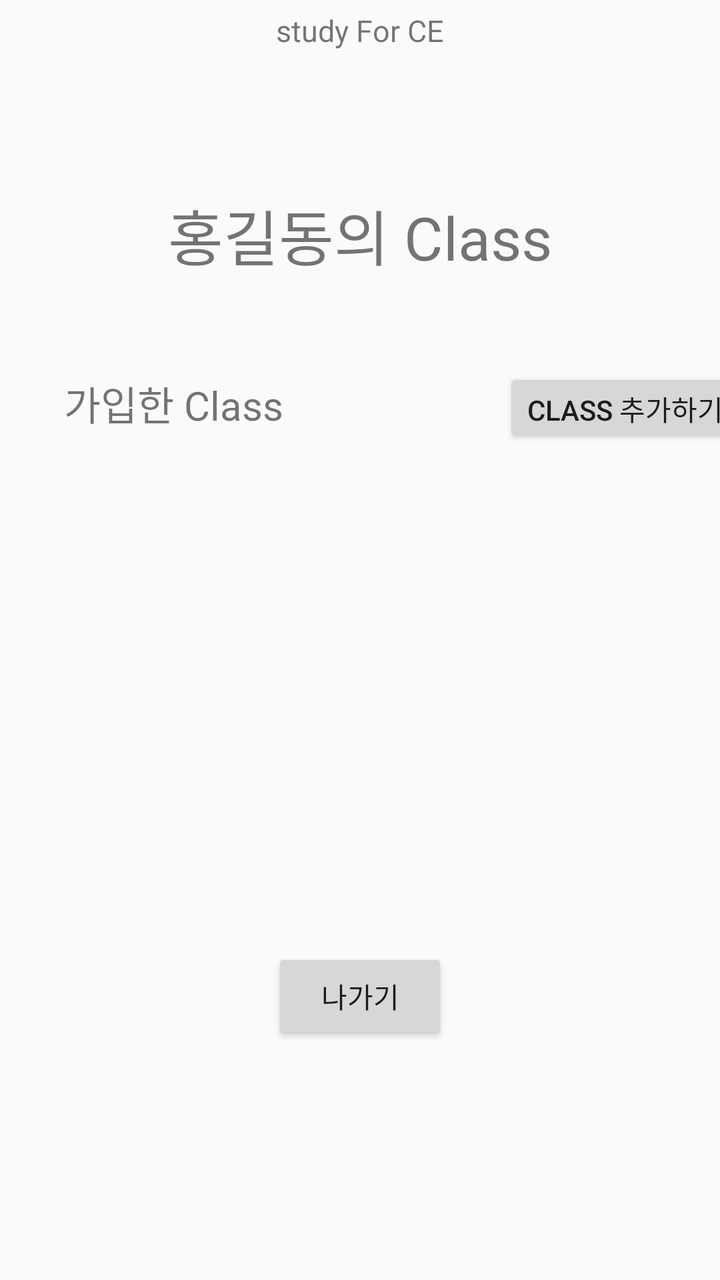
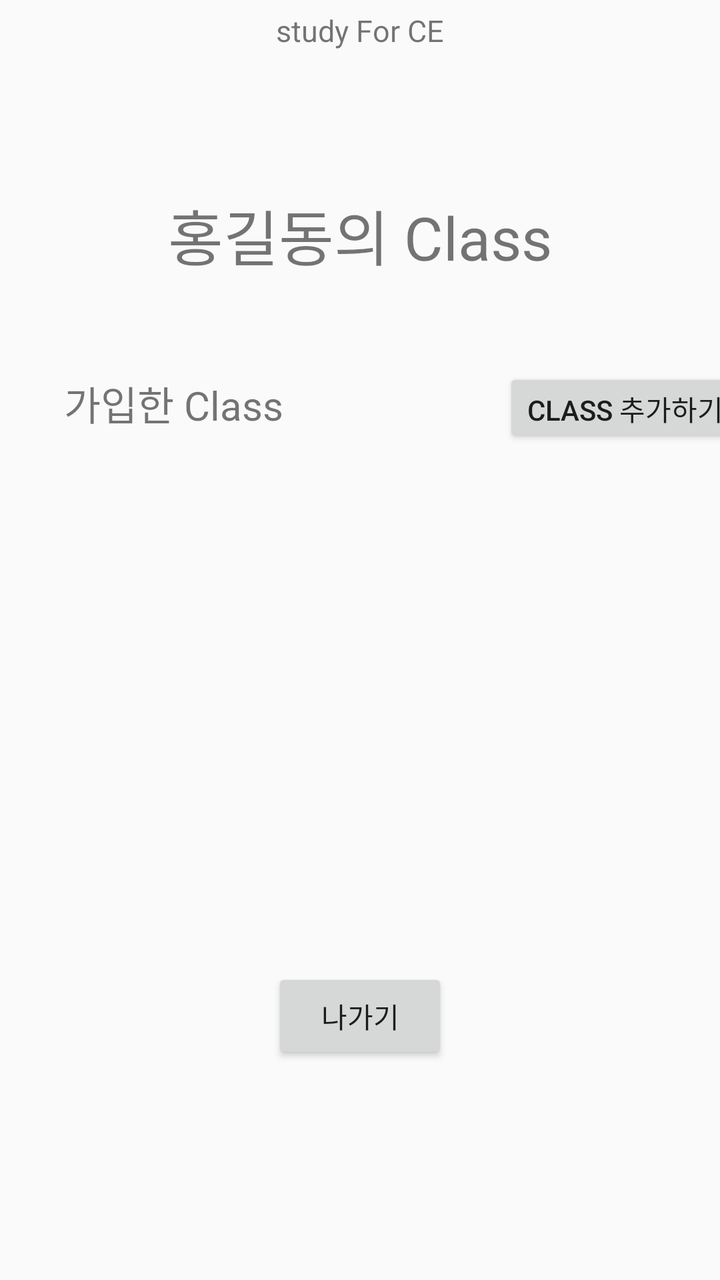

Screens rendered from an Android XML layout before and after an edit, with the pre-edit source and the edit as a unified diff.
<!-- AndroidManifest.xml: application theme Theme.AppCompat.Light.DarkActionBar -->
<!-- res/layout/activity_my_class_list.xml -->
<?xml version="1.0" encoding="utf-8"?>
<LinearLayout xmlns:android="http://schemas.android.com/apk/res/android"
    xmlns:app="http://schemas.android.com/apk/res-auto"
    xmlns:tools="http://schemas.android.com/tools"
    android:layout_width="match_parent"
    android:layout_height="match_parent"
    tools:context=".my_class_list"
    android:orientation="vertical">

    <TextView
        android:layout_width="wrap_content"
        android:layout_height="wrap_content"
        android:layout_gravity="center"
        android:layout_marginTop="5dp"
        android:text="study For CE"
        android:textSize="15dp"/>

    <LinearLayout
        android:layout_width="wrap_content"
        android:layout_height="wrap_content"
        android:layout_gravity="center_horizontal"
        android:layout_marginTop="70dp">
        <TextView
            android:id="@+id/username2"
            android:layout_width="wrap_content"
            android:layout_height="wrap_content"
            android:text="홍길동"
            android:textSize="30dp"/>
        <TextView
            android:layout_width="wrap_content"
            android:layout_height="wrap_content"
            android:text="의 Class"
            android:textSize="30dp"/>
    </LinearLayout>

    <GridLayout
        android:layout_width="wrap_content"
        android:layout_height="wrap_content"
        android:layout_marginTop="45dp"
        android:layout_marginLeft="32dp"
        android:columnCount="3"
        android:rowCount="1">
        <TextView
            android:layout_width="wrap_content"
            android:layout_height="wrap_content"
            android:text="가입한 Class"
            android:textSize="20dp"
            android:layout_column="0"
            android:layout_row="0"/>
        <TextView
            android:layout_width="90dp"
            android:layout_height="wrap_content"
            android:layout_column="1"
            android:layout_row="0"/>
        <Button
            android:id="@+id/plus_class"
            android:layout_width="wrap_content"
            android:layout_height="40dp"
            android:layout_marginLeft="20dp"
            android:text="class 추가하기"
            android:layout_column="2"
            android:layout_row="0"
            />
    </GridLayout>

    <ScrollView
        android:layout_width="match_parent"
        android:layout_height="wrap_content">
        <ListView
            android:layout_width="wrap_content"
            android:layout_height="150dp"
            android:layout_marginLeft="30dp"
            android:id="@+id/list_class">

        </ListView>
    </ScrollView>

    <Button
        android:id="@+id/exit"
        android:layout_marginTop="250dp"
        android:layout_width="wrap_content"
        android:layout_height="wrap_content"
        android:layout_gravity="center"
        android:text="나가기" />

    //아니면 위에 버튼 제거하고 내비게이션 바를 사용해 - 클래스 검색 프래그먼트와 지금 페이지사이를 이동할 수 있게 하는 방법...

</LinearLayout>
<!-- resources referenced by this layout -->
<resources>

</resources>

<!-- the commit's change to res/layout/activity_my_class_list.xml (unified diff, before → after) -->
@@ -69,7 +69,9 @@
         <ListView
             android:layout_width="wrap_content"
             android:layout_height="150dp"
-            android:layout_marginLeft="30dp"
+            android:background="@drawable/basic_btn"
+            android:layout_marginTop="10dp"
+            android:layout_marginLeft="20dp"
             android:id="@+id/list_class">
 
         </ListView>
<!-- resource entries referenced after the edit -->
@@ -1,5 +1,21 @@
 <!-- resources referenced by this layout -->
 <resources>
-
+  <!-- drawable basic_btn (drawable) -->
+  <?xml version="1.0" encoding="utf-8"?>
+  <shape xmlns:android="http://schemas.android.com/apk/res/android"
+      android:padding="10dp"
+      android:shape="rectangle">
+  
+      <stroke android:width="1dp"
+          android:color="#d3d3d3"/>
+  
+      <solid android:color="#00ff0000"/>
+      <corners
+          android:topLeftRadius="12dp"
+          android:topRightRadius="12dp"
+          android:bottomRightRadius="12dp"
+          android:bottomLeftRadius="12dp"/>
+  
+  </shape>
 </resources>
 
